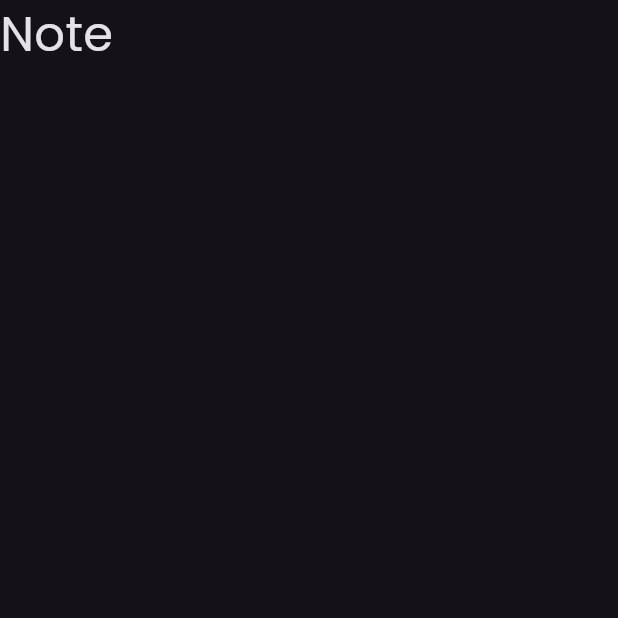
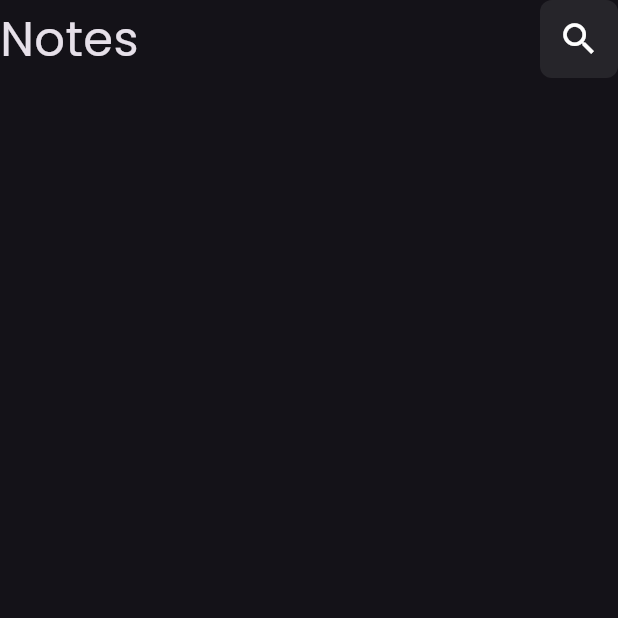
Before and after one commit to osamaahmedalsharabi/note_app, a Flutter app: the screen it shows after launch, on a phone screen of 412 x 824 dp, the top half of it. Run offline on Flutter 3.47's test engine with Material 3 defaults, Android fonts, the phone set to English and light mode, and no system bars.

Commit message:
create custom icon widget and finish the custom app bar

```diff
--- /dev/null
+++ b/lib/views/widgets/custom_app_bar.dart
@@ -0,0 +1,20 @@
+import 'package:flutter/material.dart';
+import 'package:third_note_app/views/widgets/custom_icon_widget.dart';
+
+class CustomAppBar extends StatelessWidget {
+  const CustomAppBar({super.key});
+
+  @override
+  Widget build(BuildContext context) {
+    return const Row(
+      children: [
+        Text(
+          "Notes",
+          style: TextStyle(fontSize: 32),
+        ),
+        Spacer(),
+        CustomIconWidget(),
+      ],
+    );
+  }
+}
--- /dev/null
+++ b/lib/views/widgets/custom_icon_widget.dart
@@ -0,0 +1,22 @@
+
+
+import 'package:flutter/material.dart';
+
+class CustomIconWidget extends StatelessWidget {
+  const CustomIconWidget({super.key});
+
+  @override
+  Widget build(BuildContext context) {
+    return Container(
+      alignment: Alignment.center,
+      padding: const EdgeInsets.all(12),
+      decoration: BoxDecoration(
+          color: Colors.white.withOpacity(0.08),
+          borderRadius: BorderRadius.circular(8)),
+      child: const Icon(
+        Icons.search,
+        size: 28,
+      ),
+    );
+  }
+}
--- a/lib/views/widgets/home_view_body.dart
+++ b/lib/views/widgets/home_view_body.dart
@@ -1,4 +1,5 @@
 import 'package:flutter/material.dart';
+import 'package:third_note_app/views/widgets/custom_app_bar.dart';
 
 class HomeViewBody extends StatelessWidget {
   const HomeViewBody({super.key});
@@ -12,19 +13,3 @@ class HomeViewBody extends StatelessWidget {
     );
   }
 }
-
-class CustomAppBar extends StatelessWidget {
-  const CustomAppBar({super.key});
-
-  @override
-  Widget build(BuildContext context) {
-    return const Row(
-      children: [
-        Text(
-          "Note",
-          style: TextStyle(fontSize: 32),
-        ),
-      ],
-    );
-  }
-}
--- a/pubspec.yaml
+++ b/pubspec.yaml
@@ -77,7 +77,7 @@ flutter:
   fonts:
     - family: Poppins
       fonts:
-        - asset: fassets/fonts/Poppins-Regular.ttf
+        - asset: assets/fonts/Poppins-Regular.ttf
   #       - asset: fonts/Schyler-Italic.ttf
   #         style: italic
   #   - family: Trajan Pro
```
